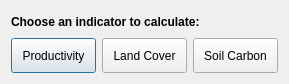
Old version of the form LDMP/gui/DlgCalculate.ui in the repository ConservationInternational/trends.earth.
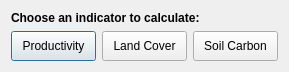
New version of the form.

What changed in the file:
```diff
--- a/LDMP/gui/DlgCalculate.ui
+++ b/LDMP/gui/DlgCalculate.ui
@@ -7,7 +7,7 @@
     <x>0</x>
     <y>0</y>
     <width>289</width>
-    <height>84</height>
+    <height>67</height>
    </rect>
   </property>
   <property name="sizePolicy">
@@ -38,7 +38,7 @@
      <property name="minimumSize">
       <size>
        <width>0</width>
-       <height>35</height>
+       <height>30</height>
       </size>
      </property>
      <property name="text">
@@ -51,7 +51,7 @@
      <property name="minimumSize">
       <size>
        <width>0</width>
-       <height>35</height>
+       <height>30</height>
       </size>
      </property>
      <property name="text">
@@ -64,7 +64,7 @@
      <property name="minimumSize">
       <size>
        <width>0</width>
-       <height>35</height>
+       <height>30</height>
       </size>
      </property>
      <property name="text">
```
